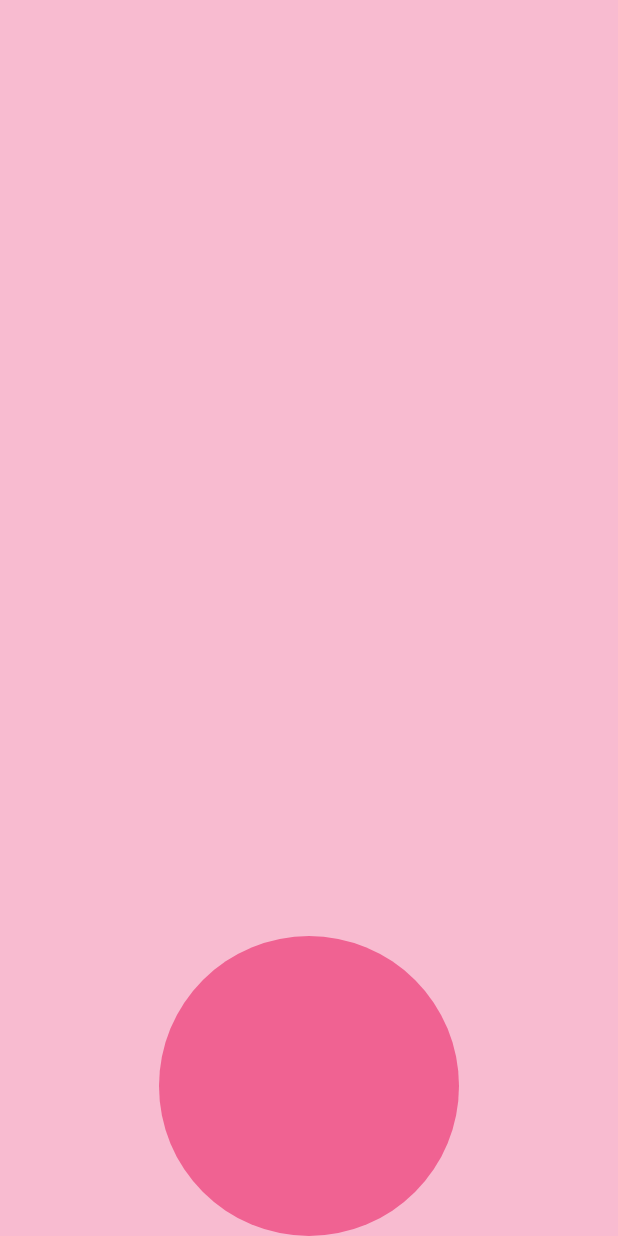
After one commit to SergioCamiloCastillo/widgets-of-the-day, a Flutter app: the OnTopEachOtherScreen screen opened directly, on a phone screen of 412 x 824 dp. The commit adds this screen. Run offline on Flutter 3.47's test engine with Material 2 defaults, Android fonts, the phone set to English and light mode, and no system bars.

Commit message:
add widget textfield and ontopecahother

```diff
--- /dev/null
+++ b/lib/Ontop_eachother_screen.dart
@@ -0,0 +1,46 @@
+import 'package:flutter/material.dart';
+
+class OnTopEachOtherScreen extends StatelessWidget {
+  const OnTopEachOtherScreen({super.key});
+
+  @override
+  Widget build(BuildContext context) {
+    return Scaffold(
+        body: Center(
+      child: Stack(alignment: AlignmentDirectional.topEnd, children: [
+        Container(
+          color: Colors.pink[100],
+          alignment: Alignment(0, 1),
+          child: Container(
+            height: 200,
+            width: 200,
+            decoration:
+                BoxDecoration(shape: BoxShape.circle, color: Colors.pink[300]),
+          ),
+        )
+      ]),
+    ));
+    // Center(
+    //   child: Stack(
+    //     alignment: AlignmentDirectional.topCenter,
+    //     children: [
+    //       Container(
+    //         height: 300,
+    //         width: 300,
+    //         color: Colors.blue[300],
+    //       ),
+    //       Container(
+    //         height: 200,
+    //         width: 200,
+    //         color: Colors.blue[400],
+    //       ),
+    //       Container(
+    //         height: 100,
+    //         width: 100,
+    //         color: Colors.blue[600],
+    //       )
+    //     ],
+    //   ),
+    // ),
+  }
+}
--- a/lib/main.dart
+++ b/lib/main.dart
@@ -1,4 +1,7 @@
 import 'package:flutter/material.dart';
+import 'package:widgetsoftheday/CoolAnimatedIconScreen.dart';
+import 'package:widgetsoftheday/InputKeyboard_screen.dart';
+import 'package:widgetsoftheday/Ontop_eachother_screen.dart';
 import 'package:widgetsoftheday/alert_dialog_screen.dart';
 import 'package:widgetsoftheday/animated_container.dart';
 import 'package:widgetsoftheday/appbar_screen.dart';
@@ -31,6 +34,6 @@ class MainApp extends StatelessWidget {
     return MaterialApp(
         debugShowCheckedModeBanner: false,
         theme: AppTheme().getTheme(),
-        home:  TikTokScrollScreen());
+        home: CoolAnimatedIconScreen());
   }
 }
```
Also changed, not shown: lib/CoolAnimatedIconScreen.dart (added, +10 -0 lines), lib/InputKeyboard_screen.dart (added, +63 -0 lines).
